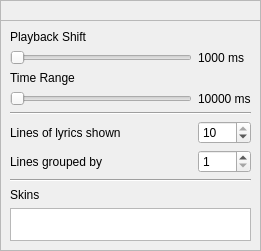
First picture: the form in singoutstrong/singoutstrong/generalsettings.ui, repository thetazzbot/singoutstrong-karaoke-player, before the edit.
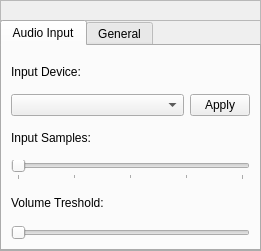
Second picture: the form after the edit. Icons and pictures are not drawn. Custom widgets are drawn as their Qt base class.

Commit message: Merged AudioInputSettings with GeneralSettings to make room for SongSearch

Patch:
```diff
--- a/singoutstrong/singoutstrong/generalsettings.ui
+++ b/singoutstrong/singoutstrong/generalsettings.ui
@@ -17,7 +17,7 @@
    </size>
   </property>
   <property name="windowTitle">
-   <string>General Settings</string>
+   <string>Settings</string>
   </property>
   <property name="windowIcon">
    <iconset resource="resources.qrc">
@@ -29,7 +29,24 @@
   <property name="frameShadow">
    <enum>QFrame::Raised</enum>
   </property>
-  <widget class="QFrame" name="content">
+  <widget class="SoS::QtGui::WindowBar" name="windowBar">
+   <property name="geometry">
+    <rect>
+     <x>0</x>
+     <y>0</y>
+     <width>261</width>
+     <height>21</height>
+    </rect>
+   </property>
+   <property name="frameShape">
+    <enum>QFrame::StyledPanel</enum>
+   </property>
+   <property name="frameShadow">
+    <enum>QFrame::Raised</enum>
+   </property>
+   <zorder>content</zorder>
+  </widget>
+  <widget class="QTabWidget" name="content">
    <property name="geometry">
     <rect>
      <x>0</x>
@@ -38,12 +55,86 @@
      <height>231</height>
     </rect>
    </property>
-   <property name="frameShape">
-    <enum>QFrame::StyledPanel</enum>
+   <property name="currentIndex">
+    <number>0</number>
    </property>
-   <property name="frameShadow">
-    <enum>QFrame::Raised</enum>
-   </property>
+   <widget class="QWidget" name="audioInTab">
+    <attribute name="title">
+     <string>Audio Input</string>
+    </attribute>
+    <layout class="QGridLayout" name="gridLayout_2">
+     <item row="0" column="0">
+      <widget class="QLabel" name="deviceLabel">
+       <property name="text">
+        <string>Input Device:</string>
+       </property>
+      </widget>
+     </item>
+     <item row="1" column="0">
+      <widget class="QComboBox" name="deviceBox"/>
+     </item>
+     <item row="1" column="1">
+      <widget class="QPushButton" name="applyButton">
+       <property name="maximumSize">
+        <size>
+         <width>60</width>
+         <height>16777215</height>
+        </size>
+       </property>
+       <property name="text">
+        <string>Apply</string>
+       </property>
+      </widget>
+     </item>
+     <item row="2" column="0">
+      <widget class="QLabel" name="samplesLabel">
+       <property name="text">
+        <string>Input Samples:</string>
+       </property>
+      </widget>
+     </item>
+     <item row="3" column="0" colspan="2">
+      <widget class="QSlider" name="samplesSlider">
+       <property name="minimum">
+        <number>9</number>
+       </property>
+       <property name="maximum">
+        <number>13</number>
+       </property>
+       <property name="pageStep">
+        <number>1</number>
+       </property>
+       <property name="orientation">
+        <enum>Qt::Horizontal</enum>
+       </property>
+       <property name="tickPosition">
+        <enum>QSlider::TicksBelow</enum>
+       </property>
+       <property name="tickInterval">
+        <number>1</number>
+       </property>
+      </widget>
+     </item>
+     <item row="4" column="0">
+      <widget class="QLabel" name="volumeTresholdLabel">
+       <property name="text">
+        <string>Volume Treshold:</string>
+       </property>
+      </widget>
+     </item>
+     <item row="5" column="0" colspan="2">
+      <widget class="QSlider" name="volumeTresholdSlider">
+       <property name="orientation">
+        <enum>Qt::Horizontal</enum>
+       </property>
+      </widget>
+     </item>
+    </layout>
+   </widget>
+   <widget class="QWidget" name="generalSettingsTab">
+    <attribute name="title">
+     <string>General</string>
+    </attribute>
    <layout class="QGridLayout" name="gridLayout">
     <item row="0" column="0">
      <widget class="QLabel" name="latencyLabel">
@@ -188,25 +279,17 @@
      </widget>
     </item>
     <item row="9" column="0" colspan="2">
-     <widget class="SoS::QtGui::HighlightList" name="skinsList"/>
+      <widget class="SoS::QtGui::HighlightList" name="skinsList">
+       <property name="minimumSize">
+        <size>
+         <width>0</width>
+         <height>0</height>
+        </size>
+       </property>
+      </widget>
     </item>
    </layout>
   </widget>
-  <widget class="SoS::QtGui::WindowBar" name="windowBar">
-   <property name="geometry">
-    <rect>
-     <x>0</x>
-     <y>0</y>
-     <width>261</width>
-     <height>21</height>
-    </rect>
-   </property>
-   <property name="frameShape">
-    <enum>QFrame::StyledPanel</enum>
-   </property>
-   <property name="frameShadow">
-    <enum>QFrame::Raised</enum>
-   </property>
   </widget>
  </widget>
  <customwidgets>
```
Lines whose indentation alone changed are shown as unchanged. The commit also changes 15 other files.
